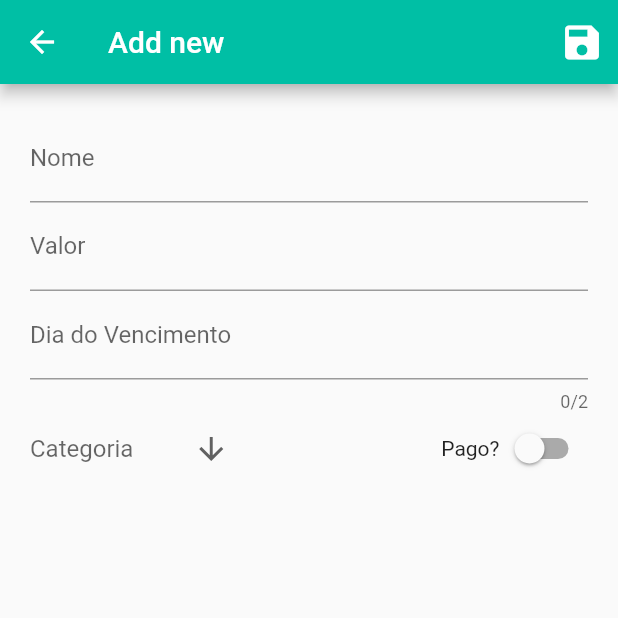
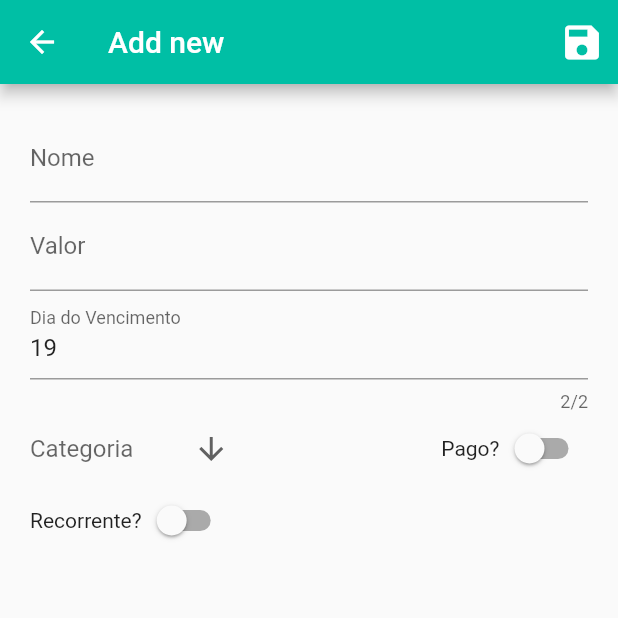
Before and after one commit to adrianobonfiglio/month-expense-plan, a Flutter app: the screen it shows after launch, after a tap on the "add" icon, on a phone screen of 412 x 824 dp, the top half of it. Run offline on Flutter 3.47's test engine with Material 2 defaults, Android fonts, the phone set to English and light mode, and no system bars.

Commit message:
Update listview with create items

```diff
--- a/lib/bill/bill.dart
+++ b/lib/bill/bill.dart
@@ -9,29 +9,30 @@ class Bill {
   Category category;
   String dueDate;
   Status status;
+  bool recurrent;
 
-  Bill(this.name, this.amount, this.category, this.dueDate, this.status);
+  Bill(this.name, this.amount, this.category, this.dueDate, this.status, this.recurrent);
 
   static List<Bill> findAll() {
     return [
       Bill("Compras do Mês", "R\$ 500,00",
-          Category("Marcado", Color(0xffFF1744)), "15", Status.OPEN),
-      Bill("Água", "R\$ 90,00", Category("Casa", Color(0xff00C853)), "25", Status.OPEN),
-      Bill("Luz", "R\$ 90,00", Category("Casa", Color(0xff00C853)), "10", Status.OPEN),
+          Category("Marcado", Color(0xffFF1744)), "15", Status.OPEN, false),
+      Bill("Água", "R\$ 90,00", Category("Casa", Color(0xff00C853)), "25", Status.OPEN, false),
+      Bill("Luz", "R\$ 90,00", Category("Casa", Color(0xff00C853)), "10", Status.OPEN, false),
       Bill("Celular", "R\$ 130,00", Category("Pessoal", Color(0xff0091EA)),
-          "15", Status.OPEN),
+          "15", Status.OPEN, false),
       Bill("Carro", "R\$ 380,00", Category("Carro", Color(0xff6200ea)),
-          "22", Status.OPEN),
+          "22", Status.OPEN, false),
       Bill("Internet", "R\$ 99,00", Category("Pessoal", Color(0xff0091EA)),
-          "15", Status.OPEN)
+          "15", Status.OPEN, false)
     ];
   }
 
   static List<Bill> findAllPayed() {
     return [
       Bill("Compras do Mês", "R\$ 500,00",
-          Category("Marcado", Color(0xffFF1744)), "15", Status.PAYED),
-      Bill("Água", "R\$ 90,00", Category("Casa", Color(0xff00C853)), "25", Status.PAYED)
+          Category("Marcado", Color(0xffFF1744)), "15", Status.PAYED, false),
+      Bill("Água", "R\$ 90,00", Category("Casa", Color(0xff00C853)), "25", Status.PAYED, false)
     ];
   }
 }
--- a/lib/bill/billform.dart
+++ b/lib/bill/billform.dart
@@ -23,12 +23,19 @@ class BillFormState extends State<BillForm> {
   int _amountValue = 0;
   Category dropdownValue;
   bool isPayed = false;
+  bool isRecurrent = false;
 
   List<DropdownMenuItem<Category>> categories = List();
 
   TextEditingController nameFieldController = TextEditingController();
   TextEditingController amountFieldController = TextEditingController();
   TextEditingController dueDateFieldController = TextEditingController();
+
+  @override
+  void initState() {
+    dueDateFieldController.text = DateTime.now().day.toString();
+    super.initState();
+  }
 
   @override
   void didChangeDependencies() {
@@ -49,12 +56,14 @@ class BillFormState extends State<BillForm> {
   Widget build(BuildContext context) {
 
     return Scaffold(
+      resizeToAvoidBottomPadding: false,
         appBar: AppBar(
           backgroundColor: BARS_COLOR,
           title: Text("Add new"),
           leading: IconButton(
             icon: Icon(Icons.arrow_back),
             onPressed: () {
+              FocusScope.of(context).requestFocus(FocusNode());
               Navigator.pop(context, false);
             },
           ),
@@ -63,7 +72,7 @@ class BillFormState extends State<BillForm> {
                 icon: Icon(Icons.save, size: 30, color: Colors.white),
                 onPressed: () {
                   Bill bill = Bill(nameFieldController.text, amountFieldController.text,
-                      dropdownValue, dueDateFieldController.text, isPayed ? Status.PAYED : Status.OPEN);
+                      dropdownValue, dueDateFieldController.text, isPayed ? Status.PAYED : Status.OPEN, isRecurrent);
                   Navigator.pop(context, bill);
                 }
             )
@@ -117,9 +126,19 @@ class BillFormState extends State<BillForm> {
                           } )
                         ],
                       ),
-                    ),
+                    )
                   ],
-                )
+                ),
+                Row(
+                  children: <Widget>[
+                    Text("Recorrente?"),
+                    Switch(value: isRecurrent, onChanged: (value) {
+                      setState(() {
+                        isRecurrent = value;
+                      });
+                    } )
+                  ],
+                ),
               ],
             ),
           )
--- a/lib/bill/card.dart
+++ b/lib/bill/card.dart
@@ -25,6 +25,7 @@ class BillCard extends StatelessWidget {
       child: Container(
         height: 90,
         child: Row(
+          mainAxisAlignment: MainAxisAlignment.spaceEvenly,
           children: <Widget>[
             Column(
               crossAxisAlignment: CrossAxisAlignment.start,
@@ -72,7 +73,7 @@ class BillCard extends StatelessWidget {
                     height: 50,
                     alignment: Alignment.topRight,
                     padding: EdgeInsets.only(top: 10, right: 10),
-                    child: Text(this.amount, style:
+                    child: Text("R\$ ${this.amount}", style:
                       TextStyle(fontFamily: FONT_FAMILY, fontWeight:FontWeight.bold, fontSize: 18),
                     ),
                   ),
--- a/lib/main.dart
+++ b/lib/main.dart
@@ -5,6 +5,7 @@ import 'package:flutter/widgets.dart';
 import 'package:month_expense_plan/bill/bill.dart';
 import 'package:month_expense_plan/bill/billform.dart';
 import 'package:month_expense_plan/bill/card.dart';
+import 'package:month_expense_plan/bill/status.dart';
 
 void main() => runApp(MyApp());
 
@@ -47,6 +48,7 @@ const FONT_FAMILY = "Helvetica Neue";
 class _MyHomePageState extends State<MyHomePage> with TickerProviderStateMixin {
 
   TabController controller;
+
   List<Widget> bills = new List();
   List<Widget> payedBills = new List();
 
@@ -58,11 +60,11 @@ class _MyHomePageState extends State<MyHomePage> with TickerProviderStateMixin {
     print("Init state");
 
     Bill.findAll().forEach((b) {
-      bills.add(BillCard(b.name, b.dueDate, b.category, b.amount));
+      //bills.add(BillCard(b.name, b.dueDate, b.category, b.amount));
     });
 
     Bill.findAllPayed().forEach((b) {
-      payedBills.add(BillCard(b.name, b.dueDate, b.category, b.amount));
+      //payedBills.add(BillCard(b.name, b.dueDate, b.category, b.amount));
     });
   }
 
@@ -73,18 +75,23 @@ class _MyHomePageState extends State<MyHomePage> with TickerProviderStateMixin {
     super.dispose();
   }
 
-  @override
-  Widget build(BuildContext context) {
-
   _goToFormAndWaitForSaveResult(BuildContext context) async {
     final b = await Navigator.push(context,
         MaterialPageRoute(builder: (context) => BillForm()));
 
     setState(() {
-        bills.add(BillCard(b.name, b.dueDate, b.category, b.amount));
+      if(b != null && b.status == Status.OPEN) {
+        controller.animateTo(0, duration: Duration(seconds: 2));
+        bills = List.from(bills)..add(BillCard(b.name, b.dueDate, b.category, b.amount));
+      }else {
+        controller.animateTo(1, duration: Duration(seconds: 2));
+        payedBills = List.from(payedBills)..add(BillCard(b.name, b.dueDate, b.category, b.amount));
+      }
     });
   }
 
+  @override
+  Widget build(BuildContext context) {
 
     return Scaffold(
       appBar: AppBar(
@@ -97,7 +104,7 @@ class _MyHomePageState extends State<MyHomePage> with TickerProviderStateMixin {
         children: <Widget>[
           Container(
               color: BARS_COLOR,
-              height: 130,
+              height: 115,
               child: Column(
                 children: <Widget>[
                   Row(
@@ -170,10 +177,10 @@ class _MyHomePageState extends State<MyHomePage> with TickerProviderStateMixin {
                 ],
               )),
           Container(
-            height: (MediaQuery
+            height: ((MediaQuery
                 .of(context)
                 .size
-                .height - 266),
+                .height - AppBar().preferredSize.height) - 115 - 80),
             child:
             TabBarView(
               controller: controller,
```
Lines whose indentation alone changed are shown as unchanged.
